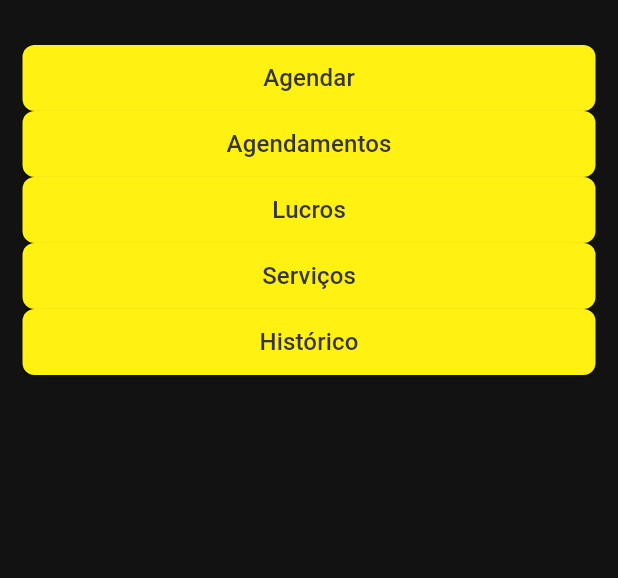
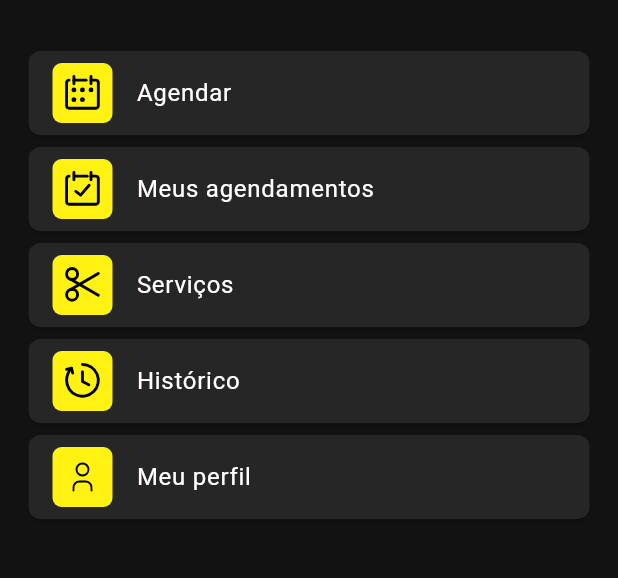
Before and after one commit to Ottenim/projetoDispositivosMoveis, a Flutter app: the HomePage screen opened directly, after a tap on "Agendar", after a tap on "Continuar", on a phone screen of 412 x 824 dp, the part 252-830 px from its top. Run offline on Flutter 3.47's test engine with Material 3 defaults, Android fonts, the phone set to English and light mode, and no system bars; our stand-ins replace cloud_firestore, email_validator, equatable, firebase_core, flutter_bloc, flutter_svg; accounts and stored records are empty.

Commit message:
Adjust home page components

```diff
--- a/lib/ui/pages/home_page.dart
+++ b/lib/ui/pages/home_page.dart
@@ -1,5 +1,6 @@
-import 'package:barber/ui/widgets/base_button.dart';
+import 'package:barber/ui/widgets/base_card.dart';
 import 'package:flutter/material.dart';
+import 'package:flutter_svg/flutter_svg.dart';
 
 class HomePage extends StatelessWidget {
   static Route route() => MaterialPageRoute(builder: (context) => const HomePage());
@@ -74,17 +75,64 @@ class HomePage extends StatelessWidget {
         mainAxisAlignment: MainAxisAlignment.start,
         mainAxisSize: MainAxisSize.min,
         children: [
-          BaseButton(
+          HomeCard(
             title: "Agendar",
-            onPressed: () {},
-            iconData: Icons.date_range_outlined,
+            icon: 'assets/icons/calendar.svg',
+            onTap: () {},
           ),
-          BaseButton(title: "Agendamentos", onPressed: () {}, iconData: Icons.event_available_outlined),
-          BaseButton(title: "Lucros", onPressed: () {}, iconData: Icons.attach_money_outlined),
-          BaseButton(title: "Serviços", onPressed: () {}, iconData: Icons.history_outlined),
-          BaseButton(title: "Histórico", onPressed: () {}, iconData: Icons.content_cut),
+          HomeCard(
+            title: "Meus agendamentos",
+            icon: 'assets/icons/clipboard_check.svg',
+            onTap: () {},
+          ),
+          HomeCard(
+            title: "Serviços",
+            icon: 'assets/icons/scissors.svg',
+            onTap: () {},
+          ),
+          HomeCard(
+            title: "Histórico",
+            icon: 'assets/icons/history.svg',
+            onTap: () {},
+          ),
+          HomeCard(
+            title: "Meu perfil",
+            icon: 'assets/icons/user.svg',
+            onTap: () {},
+          ),
         ],
       ),
     );
   }
 }
+
+class HomeCard extends StatelessWidget {
+  const HomeCard({this.title, this.onTap, this.icon});
+
+  final String? title;
+  final GestureTapCallback? onTap;
+  final String? icon;
+
+  @override
+  Widget build(BuildContext context) {
+    return BaseCard(
+      onTap: onTap,
+      child: ListTile(
+        leading: Container(
+          padding: const EdgeInsets.all(8),
+          decoration: BoxDecoration(color: Color(0xffFFF112), borderRadius: BorderRadius.circular(6)),
+          child: SvgPicture.asset(
+            icon ?? '',
+            width: 24,
+            height: 24,
+            colorFilter: ColorFilter.mode(Colors.black, BlendMode.srcIn),
+          ),
+        ),
+        title: Text(
+          title ?? '',
+          style: TextStyle(fontSize: 16, fontWeight: FontWeight.normal),
+        ),
+      ),
+    );
+  }
+}
--- a/lib/ui/pages/login/view/login_view.dart
+++ b/lib/ui/pages/login/view/login_view.dart
@@ -2,6 +2,7 @@ import 'package:barber/infra/extensions/integer.dart';
 import 'package:barber/ui/pages/home_page.dart';
 import 'package:barber/ui/pages/login/login.dart';
 import 'package:barber/ui/pages/user_register/view/user_register_page.dart';
+import 'package:barber/ui/widgets/base_button.dart';
 import 'package:barber/ui/widgets/widgets.dart';
 import 'package:email_validator/email_validator.dart';
 import 'package:flutter/material.dart';
@@ -58,9 +59,9 @@ class LoginView extends StatelessWidget {
             ),
             const ForgotPassword(),
             20.toSizedBoxH(),
-            ContinueButton(
-              text: "Continuar",
-              onClicked: () => Navigator.of(context).pushReplacement(HomePage.route()),
+            BaseButton(
+              title: "Continuar",
+              onPressed: () => Navigator.of(context).pushReplacement(HomePage.route()),
             ),
             20.toSizedBoxH(),
             NewAccount(),
--- a/lib/ui/widgets/base_button.dart
+++ b/lib/ui/widgets/base_button.dart
@@ -21,6 +21,7 @@ class BaseButton extends StatelessWidget {
         style: ElevatedButton.styleFrom(
           backgroundColor: const Color(0xffFFF112),
           shape: RoundedRectangleBorder(borderRadius: BorderRadius.circular(8)),
+          minimumSize: const Size.fromHeight(44),
         ),
         onPressed: onPressed,
         child: Text(
--- /dev/null
+++ b/lib/ui/widgets/base_card.dart
@@ -0,0 +1,24 @@
+import 'package:flutter/material.dart';
+
+class BaseCard extends StatelessWidget {
+  const BaseCard({super.key, this.child, this.onTap});
+
+  final Widget? child;
+  final GestureTapCallback? onTap;
+
+  @override
+  Widget build(BuildContext context) {
+    return InkWell(
+      onTap: onTap,
+      child: SizedBox(
+        height: 64,
+        width: double.infinity,
+        child: Card(
+          shape: RoundedRectangleBorder(borderRadius: BorderRadius.circular(8)),
+          color: const Color(0xff262626),
+          child: child,
+        ),
+      ),
+    );
+  }
+}
--- a/lib/ui/widgets/base_date_picker.dart
+++ b/lib/ui/widgets/base_date_picker.dart
@@ -23,7 +23,7 @@ class BaseDatePicker extends StatelessWidget {
 
     return BaseTextField(
       hint: hint,
-      prefixIcon: SvgPicture.asset('assets/icons/calendar.svg'),
+      prefixIcon: SvgPicture.asset('assets/icons/history.svg'),
       controller: controller,
       readOnly: true,
       onTap: () async {
--- a/lib/ui/widgets/continue_button.dart
+++ /dev/null
@@ -1,36 +0,0 @@
-import 'package:flutter/material.dart';
-
-class ContinueButton extends StatelessWidget {
-  final String text;
-  final VoidCallback onClicked;
-
-  const ContinueButton({
-    super.key,
-    required this.text,
-    required this.onClicked,
-  });
-
-  @override
-  Widget build(BuildContext context) {
-    return Padding(
-      padding: const EdgeInsets.only(top: 8, bottom: 8),
-      child: ElevatedButton(
-        style: ElevatedButton.styleFrom(
-          minimumSize: const Size.fromHeight(40),
-          shape: RoundedRectangleBorder(
-            borderRadius: BorderRadius.circular(8),
-          ),
-          backgroundColor: const Color(0xFFFFF112),
-        ),
-        onPressed: onClicked,
-        child: FittedBox(
-          child: Text(
-            text,
-            style: const TextStyle(
-                fontSize: 20, color: Colors.black, fontWeight: FontWeight.w300),
-          ),
-        ),
-      ),
-    );
-  }
-}
--- a/lib/ui/widgets/widgets.dart
+++ b/lib/ui/widgets/widgets.dart
@@ -1,4 +1,3 @@
 export 'base_button.dart';
 export 'base_date_picker.dart';
 export 'base_text_field.dart';
-export 'continue_button.dart';
```
Also changed, not shown: assets/icons/calendar.svg (added), assets/icons/clipboard_check.svg (added), assets/icons/history.svg (added), assets/icons/scissors.svg (added).
